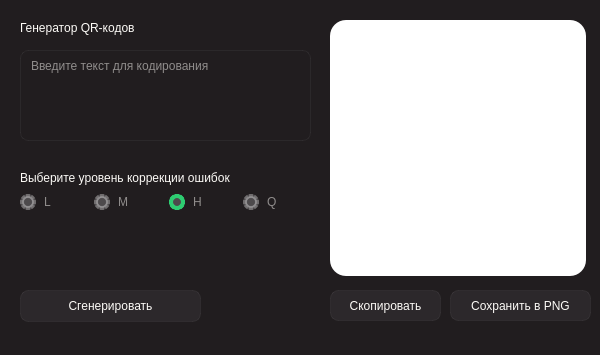
Before: the Qt Designer form mainwindow.ui in nikitakoschelenko/rtumirea_kr_easyQR, drawn with Qt 5.
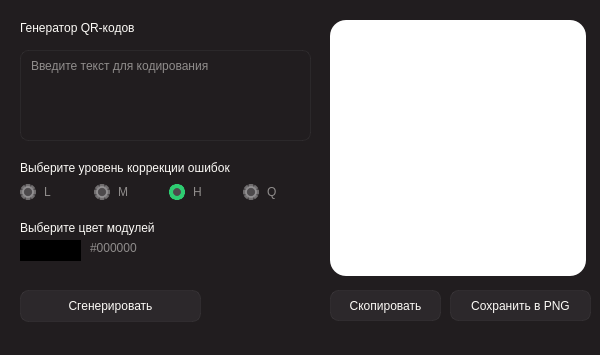
After: the same form once the commit is applied.

Commit message: feat: module color picker

What changed in the file:
```diff
--- a/mainwindow.ui
+++ b/mainwindow.ui
@@ -124,7 +124,7 @@
     <property name="geometry">
      <rect>
       <x>20</x>
-      <y>170</y>
+      <y>160</y>
       <width>291</width>
       <height>16</height>
      </rect>
@@ -137,7 +137,7 @@
     <property name="geometry">
      <rect>
       <x>20</x>
-      <y>190</y>
+      <y>180</y>
       <width>291</width>
       <height>24</height>
      </rect>
@@ -332,6 +332,63 @@
      <string>Генератор QR-кодов</string>
     </property>
    </widget>
+   <widget class="QLabel" name="label_color">
+    <property name="geometry">
+     <rect>
+      <x>20</x>
+      <y>220</y>
+      <width>291</width>
+      <height>16</height>
+     </rect>
+    </property>
+    <property name="text">
+     <string>Выберите цвет модулей</string>
+    </property>
+   </widget>
+   <widget class="QPushButton" name="pushButton_color">
+    <property name="geometry">
+     <rect>
+      <x>20</x>
+      <y>240</y>
+      <width>61</width>
+      <height>21</height>
+     </rect>
+    </property>
+    <property name="cursor">
+     <cursorShape>PointingHandCursor</cursorShape>
+    </property>
+    <property name="styleSheet">
+     <string notr="true">QPushButton {
+  border: none;
+  background-color: #000;
+}
+QPushButton:pressed {
+  border: none;
+  padding: 0;
+}</string>
+    </property>
+    <property name="text">
+     <string/>
+    </property>
+   </widget>
+   <widget class="QLabel" name="label_color_value">
+    <property name="geometry">
+     <rect>
+      <x>90</x>
+      <y>240</y>
+      <width>161</width>
+      <height>16</height>
+     </rect>
+    </property>
+    <property name="styleSheet">
+     <string notr="true">QLabel {
+  color: #8f8c8b;
+}</string>
+    </property>
+    <property name="text">
+     <string>#000000</string>
+    </property>
+   </widget>
   </widget>
   <widget class="QStatusBar" name="statusbar"/>
  </widget>
```
The commit also changes 2 other files.
